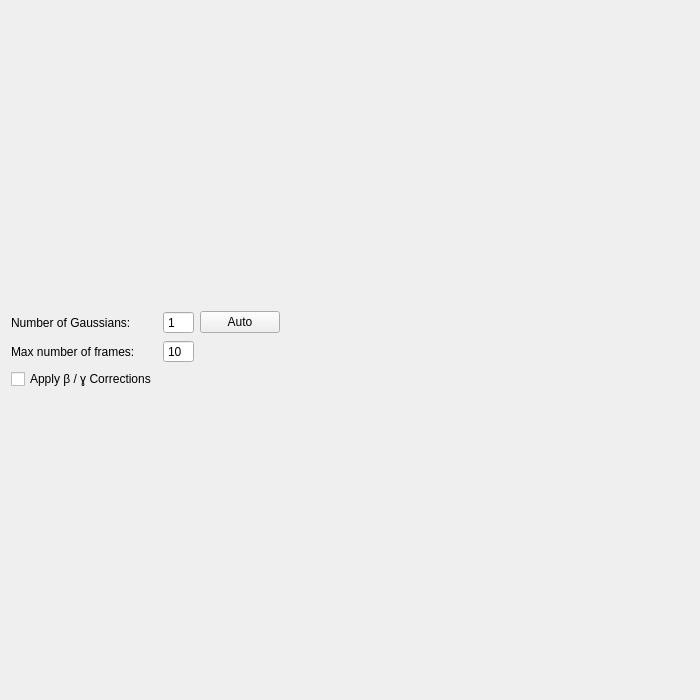
hatzakislab/DeepFRET-GUI, file src/main/python/ui/HistogramWindow.ui: the form before one commit.
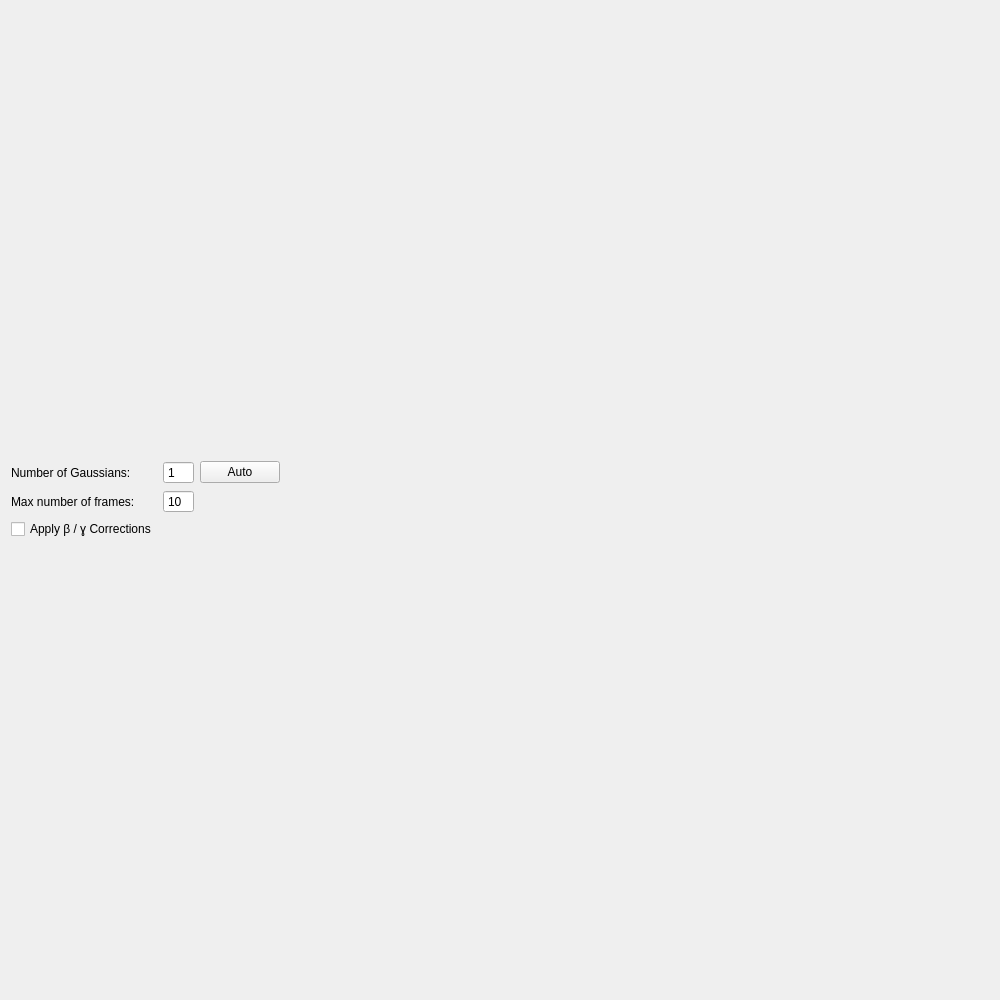
The form after the commit.

```diff
--- a/src/main/python/ui/HistogramWindow.ui
+++ b/src/main/python/ui/HistogramWindow.ui
@@ -6,8 +6,8 @@
    <rect>
     <x>0</x>
     <y>0</y>
-    <width>700</width>
-    <height>700</height>
+    <width>1000</width>
+    <height>1000</height>
    </rect>
   </property>
   <property name="sizePolicy">
```
Left out of the diff: 2 changed lines with no effect on the pictures.
